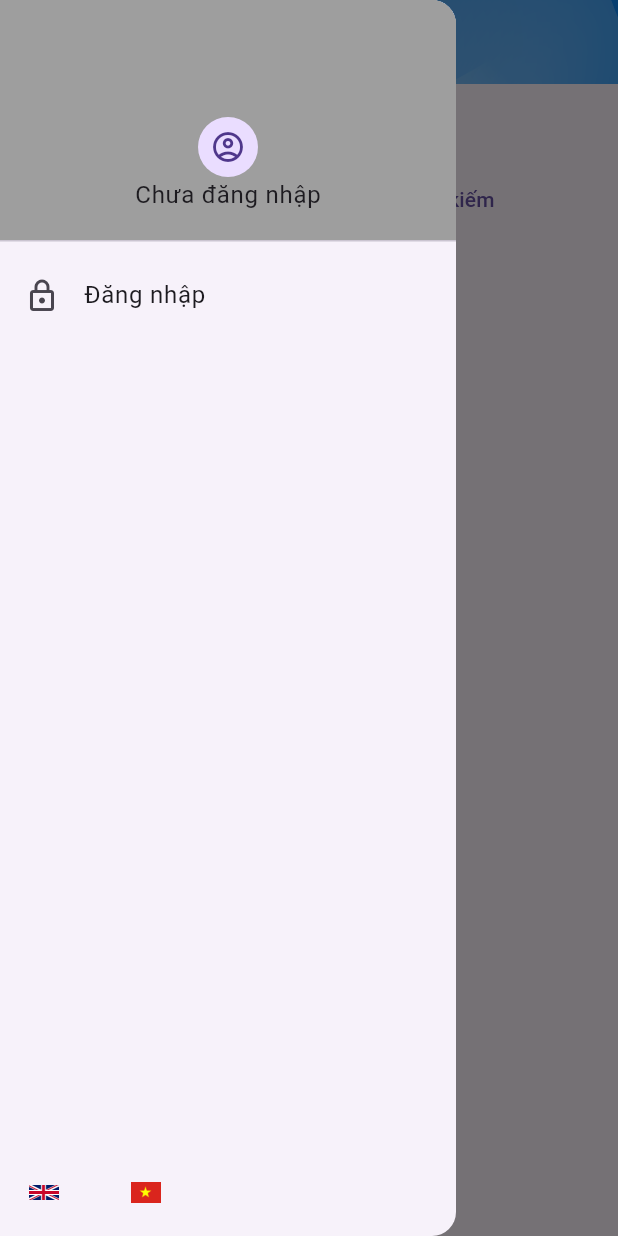
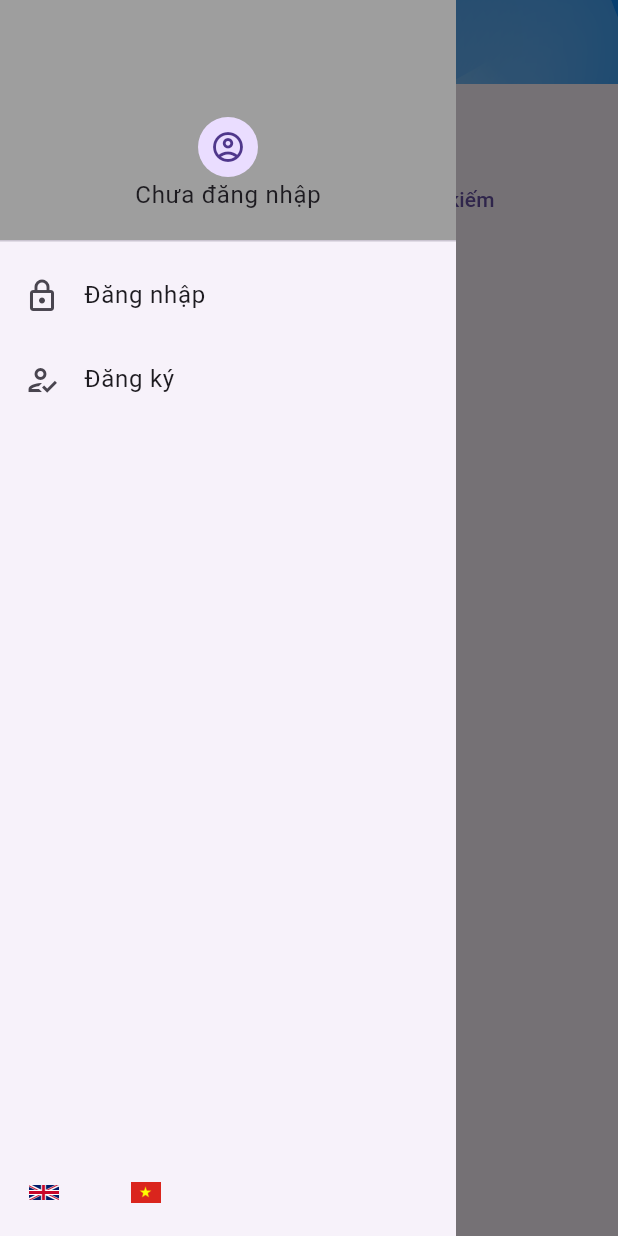
Before and after one commit to Serious-senpai/resident-manager, a Flutter app: the FeeListPage screen opened by its route, in the side drawer, after a tap on the "arrow back" icon, on a phone screen of 412 x 824 dp. Run offline on Flutter 3.47's test engine with Material 3 defaults, Android fonts, the light colour scheme and no system bars; our stand-ins replace data_table_2, fl_chart, flutter_localization, fluttertoast, package_info_plus; missing offline and left inert: async_locks; statements that could not run were skipped.

Commit message:
Display drawer based on screen size

```diff
--- a/app/resident_manager/lib/src/widgets/common.dart
+++ b/app/resident_manager/lib/src/widgets/common.dart
@@ -5,6 +5,7 @@ import "state.dart";
 import "../routes.dart";
 import "../state.dart";
 import "../translations.dart";
+import "../utils.dart";
 
 abstract class AbstractCommonState<T extends StateAwareWidget> extends State<T> {
   ApplicationState get state => widget.state;
@@ -111,62 +112,9 @@ class _CommonScaffoldState<T extends StateAwareWidget> extends State<CommonScaff
     _scrollController = widget.controller;
   }
 
-  @override
-  Widget build(BuildContext context) {
-    final canPop = Navigator.canPop(context);
-    return Scaffold(
-      key: scaffoldKey,
-      body: CustomScrollView(
-        controller: scrollController,
-        slivers: [
-          SliverAppBar(
-            flexibleSpace: FlexibleSpaceBar(
-              background: Image.asset(
-                "assets/vector-background-blue.png",
-                fit: BoxFit.cover,
-              ),
-            ),
-            floating: true,
-            pinned: false,
-            snap: false,
-            leading: canPop
-                ? IconButton(
-                    onPressed: () => Navigator.pop(context),
-                    icon: const Icon(Icons.arrow_back_outlined),
-                  )
-                : IconButton(
-                    onPressed: () => openDrawer(),
-                    icon: const Icon(Icons.menu_outlined),
-                  ),
-            title: widget.title,
-          ),
-          ...widget.slivers,
-        ],
-      ),
-      floatingActionButton: (scrollPosition == null || scrollPosition!.pixels == 0)
-          ? null
-          : Opacity(
-              opacity: 0.5,
-              child: FloatingActionButton(
-                backgroundColor: Colors.lightBlue,
-                foregroundColor: Colors.white,
-                onPressed: () {
-                  scrollController.animateTo(
-                    scrollController.position.minScrollExtent,
-                    curve: Curves.easeOut,
-                    duration: const Duration(milliseconds: 500),
-                  );
-                },
-                child: const Icon(Icons.arrow_upward_outlined),
-              ),
-            ),
-      onDrawerChanged: (isOpened) {
-        if (!isOpened) {
-          widget.widgetState.refresh();
-        }
-      },
-      drawer: Builder(
-        builder: (context) {
+  bool get hiddenDrawer => MediaQuery.of(context).size.width < ScreenWidth.EXTRA_LARGE;
+
+  Widget buildDrawer(BuildContext context) {
     final currentRoute = ModalRoute.of(context)?.settings.name;
     final state = widget.widgetState.state;
     final navigator = <Widget>[
@@ -202,23 +150,30 @@ class _CommonScaffoldState<T extends StateAwareWidget> extends State<CommonScaff
             if (currentRoute != route) {
               if (popAll) {
                 Navigator.popUntil(context, (route) => route.isFirst);
+              }
+
               Navigator.pushReplacementNamed(context, route);
-                    } else {
-                      Navigator.pushReplacementNamed(context, route);
-                    }
             }
           },
         );
 
     if (!widget.widgetState.state.loggedIn) {
       // Not yet logged in
-            navigator.add(
+      navigator.addAll(
+        [
           routeTile(
             leading: const Icon(Icons.lock_outlined),
             title: AppLocale.Login.getString(context),
             route: ApplicationRoute.login,
             popAll: true,
           ),
+          routeTile(
+            leading: const Icon(Icons.how_to_reg_outlined),
+            title: AppLocale.Register.getString(context),
+            route: ApplicationRoute.register,
+            popAll: true,
+          ),
+        ],
       );
     } else {
       // Logged in...
@@ -294,6 +249,7 @@ class _CommonScaffoldState<T extends StateAwareWidget> extends State<CommonScaff
     }
 
     return Drawer(
+      shape: const RoundedRectangleBorder(borderRadius: BorderRadius.all(Radius.zero)),
       child: Stack(
         children: [
           ListView(children: navigator),
@@ -321,8 +277,74 @@ class _CommonScaffoldState<T extends StateAwareWidget> extends State<CommonScaff
         ],
       ),
     );
+  }
+
+  @override
+  Widget build(BuildContext context) {
+    final canPop = Navigator.canPop(context);
+    final mediaQuery = MediaQuery.of(context);
+
+    return Scaffold(
+      key: scaffoldKey,
+      body: Row(
+        children: [
+          if (!hiddenDrawer) buildDrawer(context),
+          Expanded(
+            child: CustomScrollView(
+              controller: scrollController,
+              slivers: [
+                SliverAppBar(
+                  flexibleSpace: FlexibleSpaceBar(
+                    background: Image.asset(
+                      "assets/vector-background-blue.png",
+                      fit: BoxFit.cover,
+                    ),
+                  ),
+                  floating: true,
+                  pinned: false,
+                  snap: false,
+                  leading: canPop
+                      ? IconButton(
+                          onPressed: () => Navigator.pop(context),
+                          icon: const Icon(Icons.arrow_back_outlined),
+                        )
+                      : hiddenDrawer
+                          ? IconButton(
+                              onPressed: () => openDrawer(),
+                              icon: const Icon(Icons.menu_outlined),
+                            )
+                          : null,
+                  title: widget.title,
+                ),
+                ...widget.slivers,
+              ],
+            ),
+          ),
+        ],
+      ),
+      floatingActionButton: (scrollPosition == null || scrollPosition!.pixels == 0)
+          ? null
+          : Opacity(
+              opacity: 0.5,
+              child: FloatingActionButton(
+                backgroundColor: Colors.lightBlue,
+                foregroundColor: Colors.white,
+                onPressed: () {
+                  scrollController.animateTo(
+                    scrollController.position.minScrollExtent,
+                    curve: Curves.easeOut,
+                    duration: const Duration(milliseconds: 500),
+                  );
                 },
+                child: const Icon(Icons.arrow_upward_outlined),
               ),
+            ),
+      onDrawerChanged: (isOpened) {
+        if (!isOpened) {
+          widget.widgetState.refresh();
+        }
+      },
+      drawer: hiddenDrawer ? buildDrawer(context) : null,
     );
   }
 }
--- a/app/resident_manager/lib/src/widgets/login.dart
+++ b/app/resident_manager/lib/src/widgets/login.dart
@@ -81,10 +81,6 @@ class _LoginPageState extends AbstractCommonState<LoginPage> with CommonScaffold
         }
       },
     );
-  }
-
-  Future<void> _residentRegister() async {
-    await pushNamedAndRefresh(context, ApplicationRoute.register);
   }
 
   @override
@@ -186,7 +182,7 @@ class _LoginPageState extends AbstractCommonState<LoginPage> with CommonScaffold
                         AppLocale.RegisterAsResident.getString(context),
                         style: const TextStyle(color: Colors.white),
                       ),
-                      onPressed: _actionLock.locked ? null : () => _residentRegister(),
+                      onPressed: _actionLock.locked ? null : () => pushNamedAndRefresh(context, ApplicationRoute.register),
                     ),
                   ),
                   Container(
```
Also changed, not shown: app/resident_manager/lib/src/widgets/home.dart (+2 -6 lines), 2 other files. Lines whose indentation alone changed are shown as unchanged.
